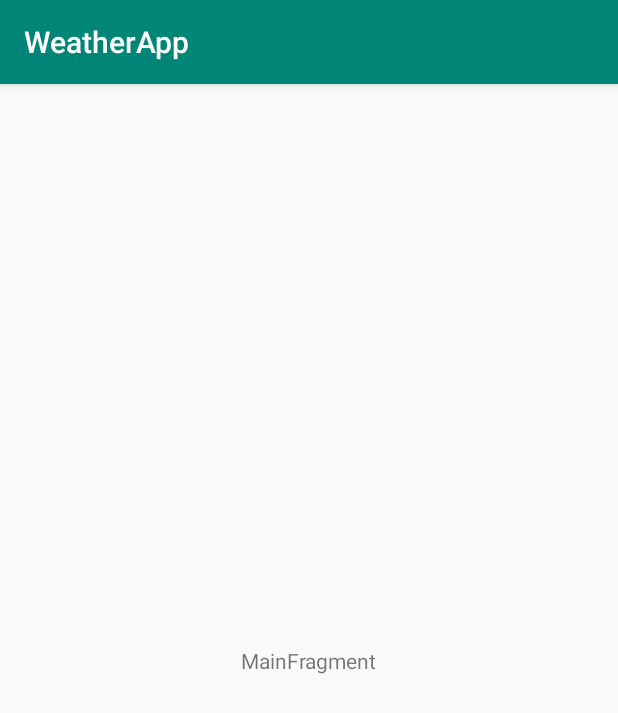
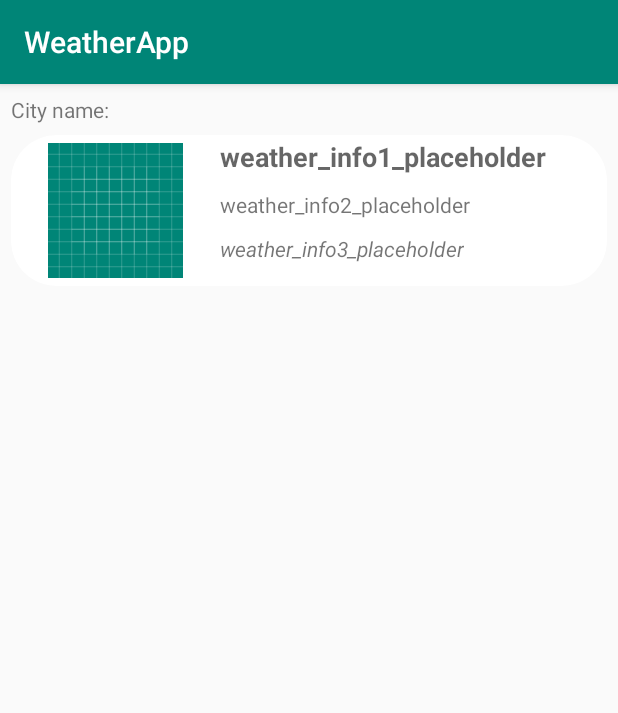
Before and after one commit to bennykwong/weatherapp, an Android app: the screen it shows after launch (MainActivity), on a phone screen of 412 x 824 dp. Shown: the top 713 px of the screen. Run offline under Robolectric (Android 15) with nearby library versions, the phone set to English and light mode, and no system bars; libraries missing offline, so code that uses them is left out: com.johnhiott.darkskyandroidlib, retrofit.client.

Commit message:
adding all the placeholders and the shells for the UI

```diff
--- a/app/src/main/AndroidManifest.xml
+++ b/app/src/main/AndroidManifest.xml
@@ -1,6 +1,8 @@
 <?xml version="1.0" encoding="utf-8"?>
 <manifest xmlns:android="http://schemas.android.com/apk/res/android"
           package="com.bkwong.weatherapp">
+
+    <uses-feature android:name="android.permission.INTERNET" />
 
     <application
         android:allowBackup="true"
--- a/app/src/main/java/com/bkwong/weatherapp/MainActivity.java
+++ b/app/src/main/java/com/bkwong/weatherapp/MainActivity.java
@@ -2,10 +2,21 @@ package com.bkwong.weatherapp;
 
 import android.support.v7.app.AppCompatActivity;
 import android.os.Bundle;
+import android.util.Log;
 
 import com.bkwong.weatherapp.ui.main.MainFragment;
+import com.johnhiott.darkskyandroidlib.ForecastApi;
+import com.johnhiott.darkskyandroidlib.RequestBuilder;
+import com.johnhiott.darkskyandroidlib.models.Request;
+import com.johnhiott.darkskyandroidlib.models.WeatherResponse;
+
+import retrofit.Callback;
+import retrofit.RetrofitError;
+import retrofit.client.Response;
 
 public class MainActivity extends AppCompatActivity {
+
+    private static final String TAG = MainActivity.class.getSimpleName();
 
     @Override
     protected void onCreate(Bundle savedInstanceState) {
@@ -16,5 +27,32 @@ public class MainActivity extends AppCompatActivity {
                     .replace(R.id.container, MainFragment.newInstance())
                     .commitNow();
         }
+
+//        ForecastApi.create(getString(R.string.dark_sky_api_key));
+//
+//        RequestBuilder weather = new RequestBuilder();
+//
+//        Request request = new Request();
+//        request.setLat("32.00");
+//        request.setLng("-81.00");
+//        request.setTime("2017-11-12T12:30:00");
+////        request.setTime("255589200");
+//        request.setUnits(Request.Units.US);
+//        request.setLanguage(Request.Language.ENGLISH);
+//        request.addExcludeBlock(Request.Block.DAILY);
+//
+//
+//        weather.getWeather(request, new Callback<WeatherResponse>() {
+//            @Override
+//            public void success(WeatherResponse weatherResponse, Response response) {
+//                Log.d("benny", "response " + weatherResponse.toString());
+//            }
+//
+//            @Override
+//            public void failure(RetrofitError retrofitError) {
+//                Log.d("benny", "Error while calling: " + retrofitError.getUrl());
+//            }
+//        });
+
     }
 }
--- /dev/null
+++ b/app/src/main/java/com/bkwong/weatherapp/adapter/CustomAdapter.java
@@ -0,0 +1,39 @@
+package com.bkwong.weatherapp.adapter;
+
+import android.support.annotation.NonNull;
+import android.support.v7.widget.RecyclerView;
+import android.view.LayoutInflater;
+import android.view.View;
+import android.view.ViewGroup;
+
+import com.bkwong.weatherapp.R;
+
+import java.util.ArrayList;
+
+public class CustomAdapter extends RecyclerView.Adapter<RecycleViewHolder> {
+
+    private static ArrayList<Object> dataSet;
+
+    public CustomAdapter(){
+        dataSet = new ArrayList<>();
+    }
+
+    @NonNull
+    @Override
+    public RecycleViewHolder onCreateViewHolder(@NonNull ViewGroup viewGroup, int i) {
+        View view = LayoutInflater.from(viewGroup.getContext())
+                .inflate(R.layout.card_view, viewGroup, false);
+
+        return new RecycleViewHolder(view, dataSet);
+    }
+
+    @Override
+    public void onBindViewHolder(@NonNull RecycleViewHolder recycleViewHolder, int i) {
+
+    }
+
+    @Override
+    public int getItemCount() {
+        return 1;
+    }
+}
--- /dev/null
+++ b/app/src/main/java/com/bkwong/weatherapp/adapter/RecycleViewHolder.java
@@ -0,0 +1,14 @@
+package com.bkwong.weatherapp.adapter;
+
+import android.support.v7.widget.RecyclerView;
+import android.view.View;
+
+import java.util.ArrayList;
+
+
+public class RecycleViewHolder extends RecyclerView.ViewHolder {
+
+    public RecycleViewHolder(View itemView, ArrayList<Object> dataSet) {
+        super(itemView);
+    }
+}
--- a/app/src/main/java/com/bkwong/weatherapp/ui/main/MainFragment.java
+++ b/app/src/main/java/com/bkwong/weatherapp/ui/main/MainFragment.java
@@ -5,15 +5,22 @@ import android.os.Bundle;
 import android.support.annotation.NonNull;
 import android.support.annotation.Nullable;
 import android.support.v4.app.Fragment;
+import android.support.v7.widget.DefaultItemAnimator;
+import android.support.v7.widget.LinearLayoutManager;
+import android.support.v7.widget.RecyclerView;
 import android.view.LayoutInflater;
 import android.view.View;
 import android.view.ViewGroup;
 
 import com.bkwong.weatherapp.R;
+import com.bkwong.weatherapp.adapter.CustomAdapter;
 
 public class MainFragment extends Fragment {
 
     private MainViewModel mViewModel;
+    private LinearLayoutManager linearLayoutManager;
+    private RecyclerView mRecyclerView;
+    private CustomAdapter mAdapter;
 
     public static MainFragment newInstance() {
         return new MainFragment();
@@ -23,7 +30,19 @@ public class MainFragment extends Fragment {
     @Override
     public View onCreateView(@NonNull LayoutInflater inflater, @Nullable ViewGroup container,
                              @Nullable Bundle savedInstanceState) {
-        return inflater.inflate(R.layout.main_fragment, container, false);
+
+        View view = inflater.inflate(R.layout.main_fragment, container, false);
+
+        mRecyclerView = (RecyclerView) view.findViewById(R.id.my_recycler_view);
+        mRecyclerView.setHasFixedSize(true);
+
+        linearLayoutManager = new LinearLayoutManager(getActivity().getApplicationContext(), LinearLayoutManager.VERTICAL, false);
+        mRecyclerView.setLayoutManager(linearLayoutManager);
+        mRecyclerView.setItemAnimator(new DefaultItemAnimator());
+
+        mAdapter = new CustomAdapter();
+        mRecyclerView.setAdapter(mAdapter);
+        return view;
     }
 
     @Override
--- a/app/src/main/java/com/bkwong/weatherapp/ui/main/MainViewModel.java
+++ b/app/src/main/java/com/bkwong/weatherapp/ui/main/MainViewModel.java
@@ -4,4 +4,5 @@ import android.arch.lifecycle.ViewModel;
 
 public class MainViewModel extends ViewModel {
     // TODO: Implement the ViewModel
+
 }
--- /dev/null
+++ b/app/src/main/res/layout/card_view.xml
@@ -0,0 +1,74 @@
+<?xml version="1.0" encoding="utf-8"?>
+<LinearLayout xmlns:android="http://schemas.android.com/apk/res/android"
+              android:layout_width="match_parent"
+              android:layout_height="wrap_content"
+              android:paddingTop="@dimen/activity_horizontal_margin"
+              android:paddingBottom="@dimen/activity_vertical_margin"
+              android:orientation="vertical">
+
+    <android.support.v7.widget.CardView
+        android:id="@+id/card_view"
+        xmlns:card_view="http://schemas.android.com/apk/res-auto"
+        android:layout_width="match_parent"
+        android:layout_height="wrap_content"
+        android:background="@color/colorGrey"
+        card_view:cardBackgroundColor="@color/colorWhite"
+        card_view:cardCornerRadius="30dp"
+        card_view:cardElevation="0dp">
+
+        <LinearLayout
+            android:layout_width="match_parent"
+            android:layout_height="wrap_content"
+            android:orientation="horizontal"
+            >
+
+            <ImageView
+                android:id="@+id/imageView"
+                android:layout_width="0dp"
+                android:layout_height="90dp"
+                android:layout_margin="5dp"
+                android:layout_weight="1"
+                android:src="@drawable/ic_launcher_background"/>
+
+            <LinearLayout
+                android:layout_width="0dp"
+                android:layout_height="wrap_content"
+                android:layout_marginTop="2dp"
+                android:layout_weight="2"
+                android:orientation="vertical"
+                >
+
+                <TextView
+                    android:id="@+id/textViewName"
+                    android:layout_width="wrap_content"
+                    android:layout_height="wrap_content"
+                    android:layout_gravity="start"
+                    android:text="weather_info1_placeholder"
+                    android:textStyle="bold"
+                    android:textAppearance="?android:attr/textAppearanceMedium"/>
+
+                <TextView
+                    android:id="@+id/textViewDescription"
+                    android:layout_width="wrap_content"
+                    android:layout_height="wrap_content"
+                    android:layout_gravity="start"
+                    android:layout_marginTop="10dp"
+                    android:text="weather_info2_placeholder"
+                    android:textAppearance="?android:attr/textAppearanceSmall"/>
+
+                <TextView
+                    android:id="@+id/textViewDescription_2"
+                    android:layout_width="wrap_content"
+                    android:layout_height="wrap_content"
+                    android:layout_gravity="start"
+                    android:layout_marginTop="10dp"
+                    android:text="weather_info3_placeholder"
+                    android:textStyle="italic"
+                    android:textAppearance="?android:attr/textAppearanceSmall"/>
+
+            </LinearLayout>
+        </LinearLayout>
+
+    </android.support.v7.widget.CardView>
+
+</LinearLayout>
--- a/app/src/main/res/layout/main_activity.xml
+++ b/app/src/main/res/layout/main_activity.xml
@@ -5,4 +5,8 @@
     android:id="@+id/container"
     android:layout_width="match_parent"
     android:layout_height="match_parent"
+    android:paddingBottom="@dimen/activity_vertical_margin"
+    android:paddingLeft="@dimen/activity_horizontal_margin"
+    android:paddingRight="@dimen/activity_horizontal_margin"
+    android:paddingTop="@dimen/activity_vertical_margin"
     tools:context=".MainActivity"/>
--- a/app/src/main/res/layout/main_fragment.xml
+++ b/app/src/main/res/layout/main_fragment.xml
@@ -1,21 +1,22 @@
 <?xml version="1.0" encoding="utf-8"?>
-<android.support.constraint.ConstraintLayout
+<LinearLayout
     xmlns:android="http://schemas.android.com/apk/res/android"
-    xmlns:app="http://schemas.android.com/apk/res-auto"
     xmlns:tools="http://schemas.android.com/tools"
     android:id="@+id/main"
     android:layout_width="match_parent"
     android:layout_height="match_parent"
+    android:orientation="vertical"
     tools:context=".ui.main.MainFragment">
 
     <TextView
-        android:id="@+id/message"
-        android:layout_width="wrap_content"
+        android:layout_width="match_parent"
         android:layout_height="wrap_content"
-        android:text="MainFragment"
-        app:layout_constraintBottom_toBottomOf="parent"
-        app:layout_constraintEnd_toEndOf="parent"
-        app:layout_constraintStart_toStartOf="parent"
-        app:layout_constraintTop_toTopOf="parent"/>
+        android:text="City name:"/>
 
-</android.support.constraint.ConstraintLayout>
+    <android.support.v7.widget.RecyclerView
+        android:id="@+id/my_recycler_view"
+        android:layout_width="match_parent"
+        android:layout_height="match_parent"
+        android:scrollbars="vertical"/>
+
+</LinearLayout>
--- a/app/src/main/res/values/colors.xml
+++ b/app/src/main/res/values/colors.xml
@@ -3,4 +3,8 @@
     <color name="colorPrimary">#008577</color>
     <color name="colorPrimaryDark">#00574B</color>
     <color name="colorAccent">#D81B60</color>
+    <color name="colorWhite">#ffffff</color>
+    <color name="colorGrey">#c3c9bf</color>
+    <color name="colorStatusBar">#728268</color>
+
 </resources>
--- /dev/null
+++ b/app/src/main/res/values/dimensions.xml
@@ -0,0 +1,5 @@
+<resources>
+    <dimen name="fab_margin">16dp</dimen>
+    <dimen name="activity_vertical_margin">7dp</dimen>
+    <dimen name="activity_horizontal_margin">7dp</dimen>
+</resources>
--- a/app/src/main/res/values/strings.xml
+++ b/app/src/main/res/values/strings.xml
@@ -1,3 +1,5 @@
 <resources>
     <string name="app_name">WeatherApp</string>
+    <string name="dark_sky_api_key">50858e952661b72f783f40b993c6aed2</string>
+
 </resources>
--- a/build.gradle
+++ b/build.gradle
@@ -13,6 +13,8 @@ buildscript {
         // NOTE: Do not place your application dependencies here; they belong
         // in the individual module build.gradle files
     }
+
+    ext.support_version = '27.1.1'
 }
 
 allprojects {
```
Also changed, not shown: app/build.gradle (+15 -4 lines).
